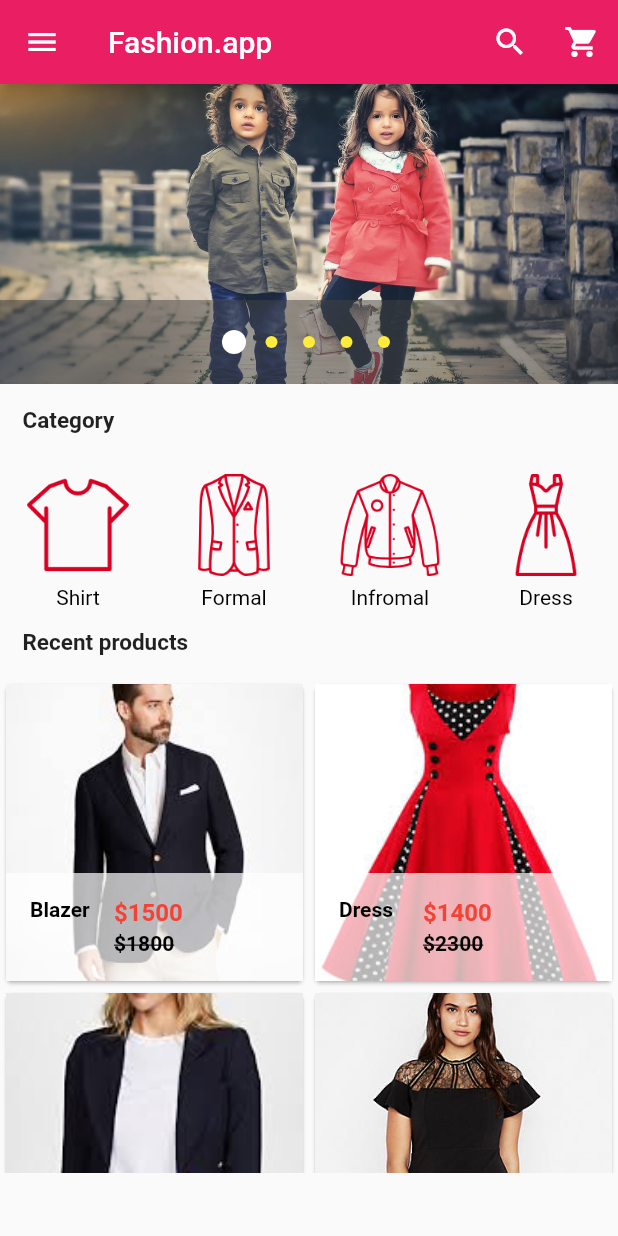
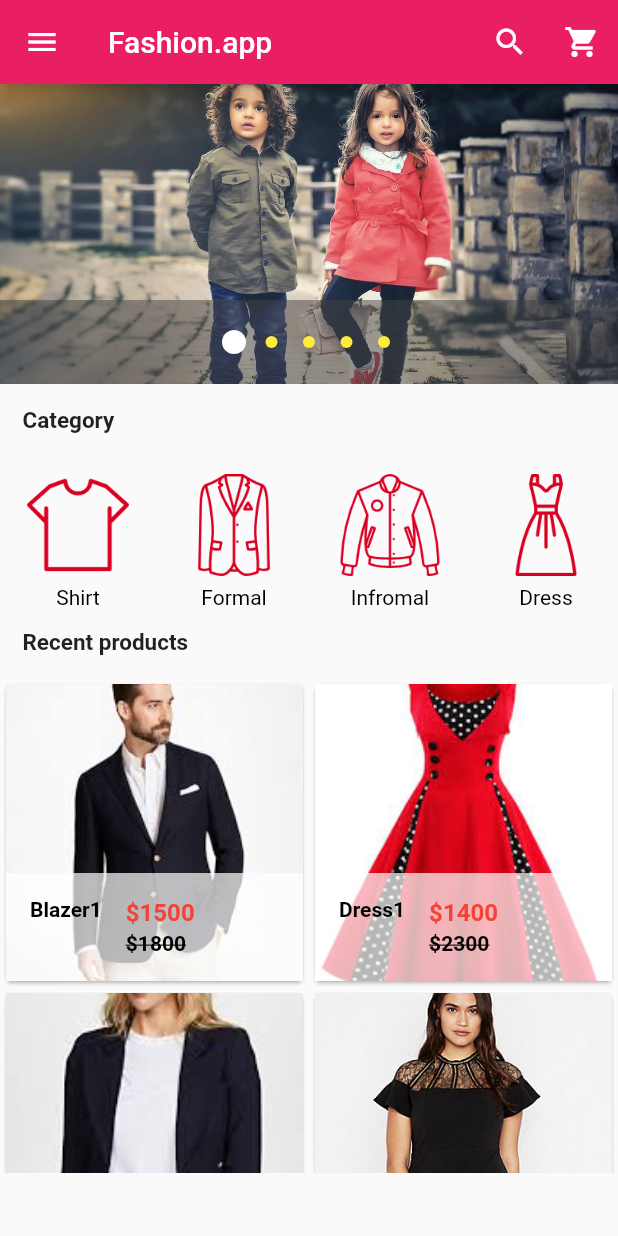
Before and after one commit to Sourav59580/Fashion_app_with-flutter, a Flutter app: the screen it shows after launch, on a phone screen of 412 x 824 dp. Run offline on Flutter 3.47's test engine with Material 2 defaults, Android fonts, the phone set to English and light mode, and no system bars; drawn by our look-alikes of carousel_pro.

Commit message:
Product details page done commit(11/07/2020)

```diff
--- a/lib/component/products.dart
+++ b/lib/component/products.dart
@@ -9,67 +9,67 @@ class Products extends StatefulWidget {
 class _ProductsState extends State<Products> {
   var productList = [
     {
-      "name" : "Blazer",
+      "name" : "Blazer1",
       "picture": "images/products/blazer1.jpeg",
       "oldPrice": 1800,
       "price": 1500
     },
     {
-      "name" : "Dress",
+      "name" : "Dress1",
       "picture": "images/products/dress1.jpeg",
       "oldPrice": 2300,
       "price": 1400
     },
     {
-      "name" : "Blazer",
+      "name" : "Blazer2",
       "picture": "images/products/blazer2.jpeg",
       "oldPrice": 1800,
       "price": 1500
     },
     {
-      "name" : "Dress",
+      "name" : "Dress2",
       "picture": "images/products/dress2.jpeg",
       "oldPrice": 2300,
       "price": 1400
     },
     {
-      "name" : "Dress",
+      "name" : "Hills1",
       "picture": "images/products/hills1.jpeg",
       "oldPrice": 2300,
       "price": 1400
     },
     {
-      "name" : "Dress",
+      "name" : "h",
       "picture": "images/products/hills2.jpeg",
       "oldPrice": 2300,
       "price": 1400
     },
     {
-      "name" : "Dress",
+      "name" : "p",
       "picture": "images/products/pants1.jpg",
       "oldPrice": 2300,
       "price": 1400
     },
     {
-      "name" : "Dress",
+      "name" : "p2",
       "picture": "images/products/pants2.jpeg",
       "oldPrice": 2300,
       "price": 1400
     },
     {
-      "name" : "Dress",
+      "name" : "s1",
       "picture": "images/products/shoe1.jpg",
       "oldPrice": 2300,
       "price": 1400
     },
     {
-      "name" : "Dress",
+      "name" : "sk1",
       "picture": "images/products/skt1.jpeg",
       "oldPrice": 2300,
       "price": 1400
     },
     {
-      "name" : "Dress",
+      "name" : "sk2",
       "picture": "images/products/skt2.jpeg",
       "oldPrice": 2300,
       "price": 1400
@@ -113,7 +113,12 @@ class SingleProduct extends StatelessWidget {
         child: Material(
           child: InkWell(
             onTap: ()=>Navigator.of(context).push(MaterialPageRoute(
-              builder: (context)=> ProductSetails() )),
+              builder: (context)=> ProductDetails(
+                product_details_name: productName,
+                product_details_image: productImage,
+                product_details_new_price: productPrice,
+                product_details_old_price: productOldPrice,
+              ) )),
             child: GridTile(
               footer: Container(
                 color: Colors.white70,
```
Also changed, not shown: lib/pages/productDetails.dart (+141 -4 lines).
